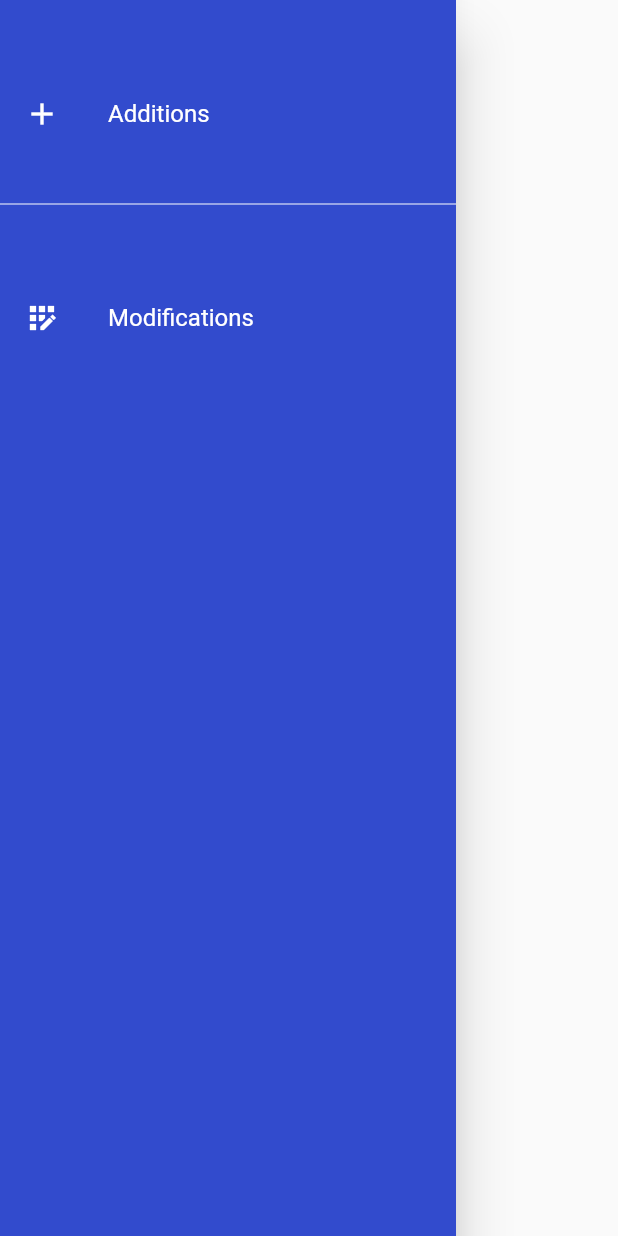
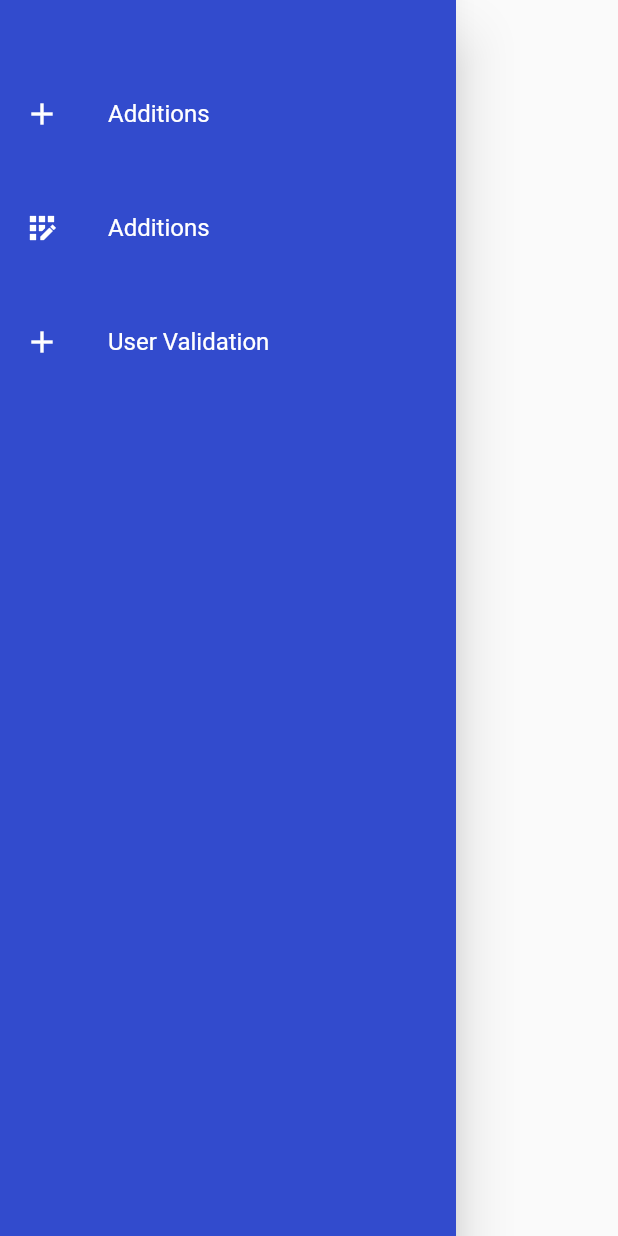
Before and after one commit to JihedMrouki/Scheduler, a Flutter app: the NavigationDrawerWidget widget shown alone on an empty page, opened directly, on a phone screen of 412 x 824 dp. Run offline on Flutter 3.47's test engine with Material 2 defaults, Android fonts, the phone set to English and light mode, and no system bars; network calls fail.

Commit message:
second commit

```diff
--- a/lib/admin/widget/navigation_drawer.dart
+++ b/lib/admin/widget/navigation_drawer.dart
@@ -1,38 +1,37 @@
 import 'package:flutter/material.dart';
 import 'package:iset/admin/admin_submission.dart';
+import 'package:iset/admin/modification.dart';
+import 'package:iset/admin/validation.dart';
 
 class NavigationDrawerWidget extends StatelessWidget {
-
   final Padding = EdgeInsets.symmetric(horizontal: 20);
   @override
   Widget build(BuildContext context) {
     return Drawer(
       child: Material(
           color: Color.fromRGBO(50, 75, 205, 1),
-        child:ListView(
-          children:<Widget> [
+          child: ListView(
+            children: <Widget>[
               const SizedBox(height: 48),
               buildMenuItem(
                 icon: Icons.add,
                 text: 'Additions',
-              onClicked: () => selectedItem(context,0),
+                onClicked: () => selectedItem(context, 0),
               ),
-            // divider beginning
-            const SizedBox(height: 24,),
-            const Divider(color: Colors.white),
-            const SizedBox(height: 24),
-            // divider ending
-            const SizedBox(height: 16),
+              const SizedBox(height: 20),
               buildMenuItem(
                 icon: Icons.app_registration_sharp,
-              text: 'Modifications',
-              onClicked: () => selectedItem(context,1),
+                text: 'Additions',
+                onClicked: () => selectedItem(context, 1),
               ),
-
+              const SizedBox(height: 20),
+              buildMenuItem(
+                icon: Icons.add,
+                text: 'User Validation',
+                onClicked: () => selectedItem(context, 3),
+              ),
             ],
-        )
-
-      ) ,
+          )),
     );
   }
 
@@ -40,28 +39,33 @@ class NavigationDrawerWidget extends StatelessWidget {
     required String text,
     required IconData icon,
     VoidCallback? onClicked,
-  }){
-    final color = Colors.white;
+  }) {
+    const color = Colors.white;
     return ListTile(
-      leading: Icon(icon, color:color),
-      title: Text(text,style: TextStyle(color:color)),
+      leading: Icon(icon, color: color),
+      title: Text(text, style: TextStyle(color: color)),
       onTap: onClicked,
     );
   }
 }
 
-void selectedItem (BuildContext context, int index){
+void selectedItem(BuildContext context, int index) {
   Navigator.of(context).pop();
-  switch(index){
+  switch (index) {
     case 0:
       Navigator.of(context).push(MaterialPageRoute(
-        builder: (context)=> Adminsubmition(),
+        builder: (context) => const Adminsubmition(),
       ));
       break;
-      // case 1:
-      // Navigator.of(context).push(MaterialPageRoute(
-      //   builder: (context)=> /* page to navigate to */ ,
-      // ));
-      // break;
+    case 1:
+      Navigator.of(context).push(MaterialPageRoute(
+        builder: (context) => const Modification(),
+      ));
+      break;
+    case 3:
+      Navigator.of(context).push(MaterialPageRoute(
+        builder: (context) => const Validation(),
+      ));
+      break;
   }
 }
--- a/pubspec.yaml
+++ b/pubspec.yaml
@@ -35,6 +35,7 @@ dependencies:
   # Use with the CupertinoIcons class for iOS style icons.
   cupertino_icons: ^1.0.2
   weekly_timetable: ^0.2.2
+  http: ^0.13.4
 
 
 dev_dependencies:
```
Also changed, not shown: lib/admin/modification.dart (added, +17 -0 lines), lib/admin/validation.dart (added, +104 -0 lines), lib/login.dart (+14 -14 lines), pubspec.lock. Lines whose indentation alone changed are shown as unchanged.
